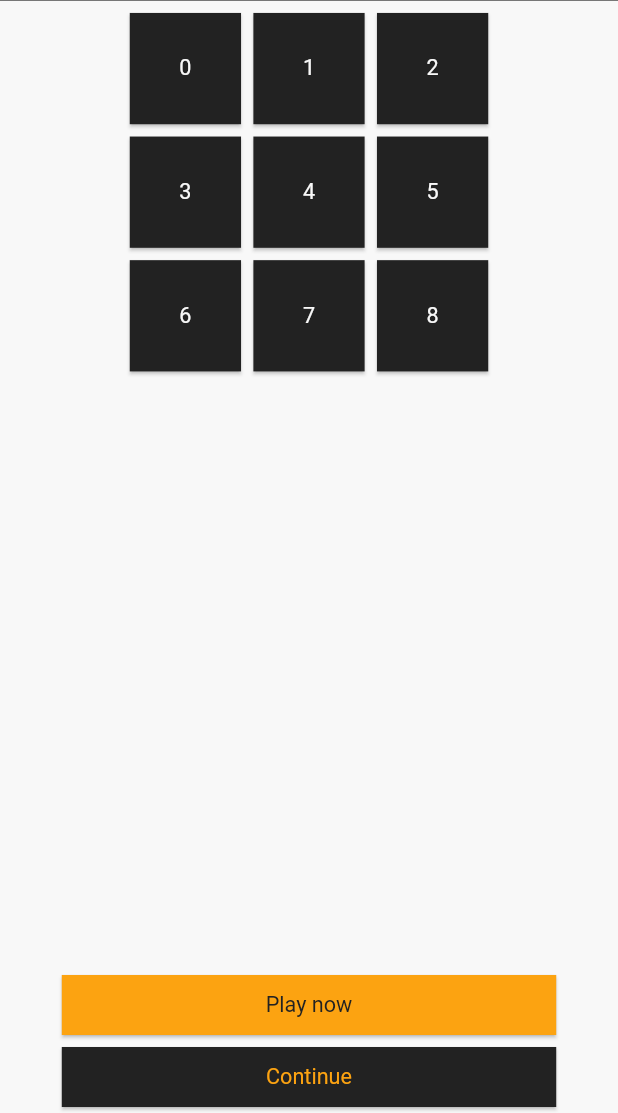
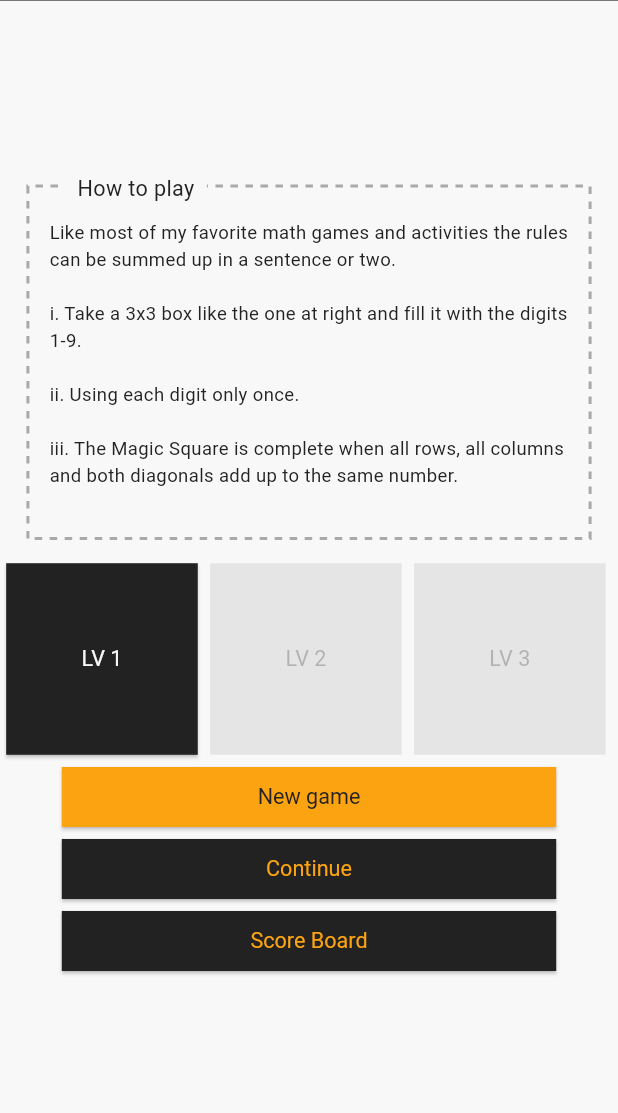
Before and after one commit to Thapanapong-Dev/easy_games, a Flutter app: the HomePage screen opened by its route, after a tap on "Magic Square", on a phone screen of 412 x 824 dp, the part 123-1236 px from its top. Run offline on Flutter 3.47's test engine with Material 3 defaults, Android fonts, the light colour scheme and no system bars; drawn by our look-alikes of dotted_border; our stand-ins replace flutter_riverpod, go_router, google_fonts, responsive_sizer; Roboto replaces fonts that are missing (Silkscreen).

Commit message:
initial magic square game and enhance a little bit

```diff
--- a/lib/features/games/magic_square_game/views/menu_view.dart
+++ b/lib/features/games/magic_square_game/views/menu_view.dart
@@ -1,7 +1,12 @@
-import 'package:easy_games/features/games/magic_square_game/widgets/grid_example_widget.dart';
+import 'package:easy_games/configures/route.dart';
+import 'package:easy_games/features/games/magic_square_game/widgets/how_to_play_widget.dart';
 import 'package:easy_games/utils/constants/style.dart';
 import 'package:easy_games/utils/custom/app_bar_widget.dart';
+import 'package:easy_games/utils/custom/game_menu_standard_widget.dart';
+import 'package:easy_games/utils/custom/level_label_widget.dart';
+import 'package:easy_games/utils/custom/level_list_widget.dart';
 import 'package:flutter/material.dart';
+import 'package:go_router/go_router.dart';
 import 'package:responsive_sizer/responsive_sizer.dart';
 
 class MagicSquareMenuPage extends StatelessWidget {
@@ -15,31 +20,33 @@ class MagicSquareMenuPage extends StatelessWidget {
         titleTextStyle: ES.textStyle.large(color: ES.color.orange),
       ),
       body: SafeArea(
-        child: Center(
-          child: Column(
-            mainAxisAlignment: MainAxisAlignment.end,
-            children: [
-              const GridExampleWidget(),
-              const Spacer(),
-              SizedBox(
-                width: 80.w,
-                child: ElevatedButton(
-                  style: ElevatedButton.styleFrom(
-                    foregroundColor: ES.color.darkGrey,
-                    backgroundColor: ES.color.orange,
-                  ),
-                  onPressed: () {},
-                  child: const Text("Play now"),
+        child: Container(
+          alignment: Alignment.center,
+          padding: EdgeInsets.only(top: 1.h),
+          child: SingleChildScrollView(
+            child: Column(
+              children: [
+                const HowToPlayWidget(),
+                SizedBox(height: 1.h),
+                LevelListWidget(
+                  levelWidgetList: [
+                    LevelLabelWidget(
+                      title: 'LV 1',
+                      onPressed: () {
+                        context.pushNamed(AppRoute.magicSquareGamePage.name);
+                      },
+                    ),
+                    const LevelLabelWidget(title: 'LV 2'),
+                    const LevelLabelWidget(title: 'LV 3'),
+                  ],
                 ),
-              ),
-              SizedBox(
-                width: 80.w,
-                child: ElevatedButton(
-                  onPressed: () {},
-                  child: const Text("Continue"),
+                GameMenuStandardWidget(
+                  newGameOnPress: () {},
+                  continueOnPress: () {},
+                  scoreBoardOnPress: () {},
                 ),
-              ),
-            ],
+              ],
+            ),
           ),
         ),
       ),
--- a/lib/features/games/magic_square_game/widgets/grid_example_widget.dart
+++ /dev/null
@@ -1,35 +0,0 @@
-import 'package:easy_games/features/games/magic_square_game/widgets/number_box_widget.dart';
-import 'package:flutter/material.dart';
-import 'package:responsive_sizer/responsive_sizer.dart';
-
-class GridExampleWidget extends StatelessWidget {
-  const GridExampleWidget({super.key});
-
-  @override
-  Widget build(BuildContext context) {
-    return Container(
-      alignment: Alignment.topCenter,
-      padding: EdgeInsets.only(top: 1.w),
-      child: Table(
-        defaultColumnWidth: FixedColumnWidth(20.w),
-        children: const [
-          TableRow(children: [
-            NumberBoxWidget(index: 0),
-            NumberBoxWidget(index: 1),
-            NumberBoxWidget(index: 2),
-          ]),
-          TableRow(children: [
-            NumberBoxWidget(index: 3),
-            NumberBoxWidget(index: 4),
-            NumberBoxWidget(index: 5),
-          ]),
-          TableRow(children: [
-            NumberBoxWidget(index: 6),
-            NumberBoxWidget(index: 7),
-            NumberBoxWidget(index: 8),
-          ]),
-        ],
-      ),
-    );
-  }
-}
--- /dev/null
+++ b/lib/features/games/magic_square_game/widgets/how_to_play_widget.dart
@@ -0,0 +1,23 @@
+import 'package:easy_games/utils/custom/text_box_dot_widget.dart';
+import 'package:flutter/material.dart';
+
+class HowToPlayWidget extends StatelessWidget {
+  const HowToPlayWidget({super.key});
+
+  @override
+  Widget build(BuildContext context) {
+    return const TextBoxDotWidget(
+      title: 'How to play',
+      content: '''
+Like most of my favorite math games and activities the rules can be summed up in a sentence or two.
+
+i. Take a 3x3 box like the one at right and fill it with the digits 1-9.
+
+ii. Using each digit only once.
+
+iii. The Magic Square is complete when all rows, all columns
+and both diagonals add up to the same number.
+''',
+    );
+  }
+}
--- a/lib/features/home/widgets/game_label_widget.dart
+++ b/lib/features/home/widgets/game_label_widget.dart
@@ -19,9 +19,19 @@ class GameLabelWidget extends StatelessWidget {
         style: ElevatedButton.styleFrom(foregroundColor: ES.color.lighterGrey),
         child: Row(
           mainAxisAlignment: MainAxisAlignment.spaceBetween,
+          crossAxisAlignment: CrossAxisAlignment.center,
           children: [
-            Text(title),
-            Icon(icon),
+            SizedBox(
+              width: 28.w,
+              child: Text(
+                title,
+                overflow: TextOverflow.ellipsis,
+                maxLines: 1,
+                style: TextStyle(fontSize: ES.size.small),
+              ),
+            ),
+            SizedBox(width: 1.w),
+            Icon(icon, size: ES.size.large),
           ],
         ),
       ),
--- a/lib/features/home/widgets/game_list_widget.dart
+++ b/lib/features/home/widgets/game_list_widget.dart
@@ -26,7 +26,7 @@ class GameListWidget extends StatelessWidget {
             const GameLabelWidget(title: 'Game 2', icon: Icons.grid_on_outlined),
           ]),
           const TableRow(children: [
-            GameLabelWidget(title: 'Game 3', icon: Icons.grid_on_outlined),
+            GameLabelWidget(title: 'Game 3: Thapanapong', icon: Icons.grid_on_outlined),
             GameLabelWidget(title: 'Game 4', icon: Icons.grid_on_outlined),
           ]),
           const TableRow(children: [
--- a/lib/utils/constants/theme_data.dart
+++ b/lib/utils/constants/theme_data.dart
@@ -42,7 +42,7 @@ class GlobalThemData {
   static final ColorScheme darkColorScheme = ColorScheme(
     primary: ES.color.darkerGrey,
     onPrimary: ES.color.orange,
-    secondary: ES.color.darkerGrey,
+    secondary: ES.color.lighterGrey,
     onSecondary: ES.color.orange,
     surface: ES.color.darkGrey,
     onSurface: ES.color.grey,
--- /dev/null
+++ b/lib/utils/custom/game_menu_standard_widget.dart
@@ -0,0 +1,48 @@
+import 'package:easy_games/utils/constants/style.dart';
+import 'package:flutter/material.dart';
+import 'package:responsive_sizer/responsive_sizer.dart';
+
+class GameMenuStandardWidget extends StatelessWidget {
+  const GameMenuStandardWidget({
+    super.key,
+    required this.newGameOnPress,
+    required this.continueOnPress,
+    required this.scoreBoardOnPress,
+  });
+  final Function() newGameOnPress;
+  final Function() continueOnPress;
+  final Function() scoreBoardOnPress;
+
+  @override
+  Widget build(BuildContext context) {
+    return Column(
+      children: [
+        SizedBox(
+          width: 80.w,
+          child: ElevatedButton(
+            style: ElevatedButton.styleFrom(
+              foregroundColor: ES.color.darkGrey,
+              backgroundColor: ES.color.orange,
+            ),
+            onPressed: newGameOnPress,
+            child: const Text("New game"),
+          ),
+        ),
+        SizedBox(
+          width: 80.w,
+          child: ElevatedButton(
+            onPressed: continueOnPress,
+            child: const Text("Continue"),
+          ),
+        ),
+        SizedBox(
+          width: 80.w,
+          child: ElevatedButton(
+            onPressed: scoreBoardOnPress,
+            child: const Text('Score Board'), // previous games
+          ),
+        )
+      ],
+    );
+  }
+}
--- a/lib/features/games/magic_square_game/widgets/number_box_widget.dart
+++ b/lib/utils/custom/level_label_widget.dart
@@ -2,20 +2,21 @@ import 'package:easy_games/utils/constants/style.dart';
 import 'package:flutter/material.dart';
 import 'package:responsive_sizer/responsive_sizer.dart';
 
-class NumberBoxWidget extends StatelessWidget {
-  const NumberBoxWidget({super.key, required this.index});
+class LevelLabelWidget extends StatelessWidget {
+  const LevelLabelWidget({super.key, required this.title, this.onPressed});
 
-  final int index;
+  final String title;
+  final Function()? onPressed;
 
   @override
   Widget build(BuildContext context) {
     return Container(
-      height: 20.w,
+      height: 33.w,
       padding: EdgeInsets.all(1.w),
       child: ElevatedButton(
-        onPressed: () {},
+        onPressed: onPressed,
         style: ElevatedButton.styleFrom(foregroundColor: ES.color.lighterGrey),
-        child: Text(index.toString()),
+        child: Text(title),
       ),
     );
   }
--- /dev/null
+++ b/lib/utils/custom/level_list_widget.dart
@@ -0,0 +1,23 @@
+import 'package:easy_games/utils/custom/level_label_widget.dart';
+import 'package:flutter/material.dart';
+import 'package:responsive_sizer/responsive_sizer.dart';
+
+class LevelListWidget extends StatelessWidget {
+  const LevelListWidget({super.key, required this.levelWidgetList});
+
+  final List<LevelLabelWidget> levelWidgetList;
+
+  @override
+  Widget build(BuildContext context) {
+    return Container(
+      alignment: Alignment.centerLeft,
+      padding: EdgeInsets.only(top: 1.w),
+      child: Table(
+        defaultColumnWidth: FixedColumnWidth(33.w),
+        children: [
+          TableRow(children: levelWidgetList),
+        ],
+      ),
+    );
+  }
+}
--- /dev/null
+++ b/lib/utils/custom/text_box_dot_widget.dart
@@ -0,0 +1,62 @@
+import 'package:dotted_border/dotted_border.dart';
+import 'package:easy_games/utils/constants/style.dart';
+import 'package:flutter/material.dart';
+import 'package:responsive_sizer/responsive_sizer.dart';
+
+class TextBoxDotWidget extends StatelessWidget {
+  const TextBoxDotWidget({super.key, required this.content, required this.title});
+  final String content;
+  final String title;
+
+  @override
+  Widget build(BuildContext context) {
+    return Padding(
+      padding: EdgeInsets.only(top: 1.h),
+      child: Stack(
+        alignment: AlignmentDirectional.topStart,
+        children: [
+          Padding(
+            padding: EdgeInsets.only(top: 2.h),
+            child: DottedBorder(
+              strokeWidth: 2,
+              color: Theme.of(context).colorScheme.onSurface.withOpacity(0.5),
+              borderType: BorderType.RRect,
+              dashPattern: const [5, 5],
+              child: Container(
+                padding: EdgeInsets.only(
+                  left: 3.w,
+                  right: 3.w,
+                  bottom: 3.w,
+                  top: 5.w,
+                ),
+                width: 90.w,
+                constraints: BoxConstraints(minHeight: 6.5.h),
+                child: Text(
+                  content,
+                  style: ES.textStyle.small(
+                    color: Theme.of(context).colorScheme.secondary,
+                  ),
+                ),
+              ),
+            ),
+          ),
+          Positioned(
+            top: 1.h,
+            child: Container(
+              color: Theme.of(context).colorScheme.surface,
+              alignment: Alignment.centerLeft,
+              margin: EdgeInsets.only(left: 6.w),
+              padding: EdgeInsets.symmetric(horizontal: 2.w),
+              child: Text(
+                title,
+                style: ES.textStyle.medium(
+                  color: Theme.of(context).colorScheme.secondary,
+                ),
+              ),
+            ),
+          ),
+        ],
+      ),
+    );
+  }
+}
```
Also changed, not shown: lib/configures/route.dart (+9 -6 lines), lib/features/games/magic_square_game/views/game_view.dart (+36 -2 lines), lib/features/games/magic_square_game/widgets/field_grid_widget.dart (added, +35 -0 lines), lib/features/games/magic_square_game/widgets/field_widget.dart (added, +33 -0 lines), lib/features/games/magic_square_game/widgets/number_list_widget.dart (added, +36 -0 lines), lib/features/games/magic_square_game/widgets/progress_bar_widget.dart (added, +76 -0 lines), lib/features/login/widgets/text_form_field_widget.dart (+2 -5 lines), lib/utils/custom/dialog_widget.dart (+3 -5 lines).
